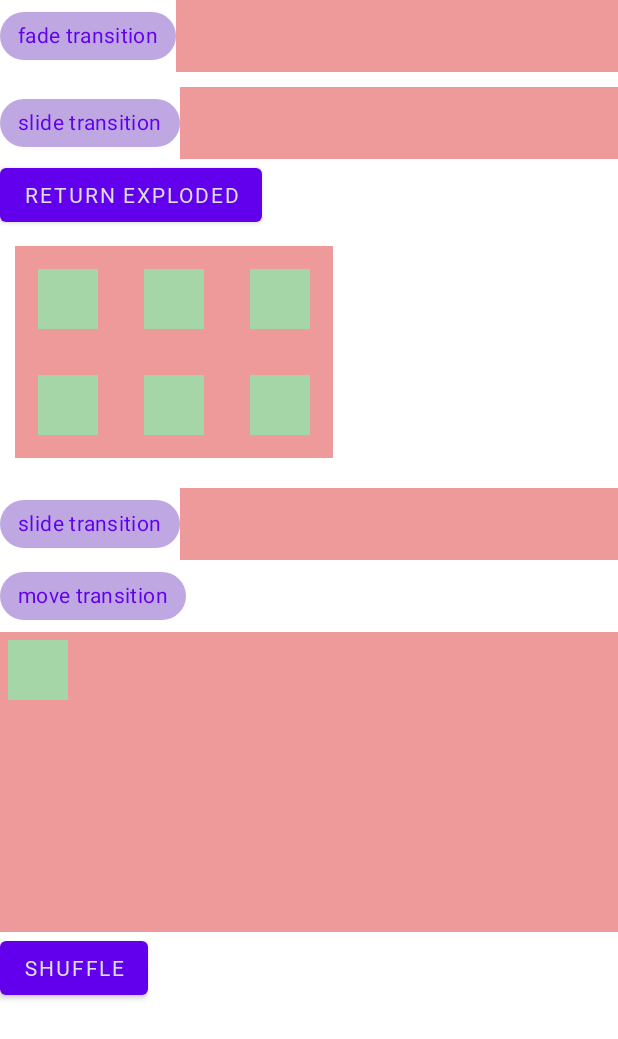
After one commit to alexeychiv/NASAPI, an Android app: the layout activity_transition_animation.xml on its own in the app's theme, with its tools: preview values and no code run, on a phone screen of 412 x 824 dp. The commit adds this screen. Shown: the top 1039 px of the screen. Run offline under Robolectric (Android 15) with nearby library versions, the phone set to English and light mode, and no system bars.

Commit message:
HW5 - Animations
Добавлена активити TransitionAnimationActivity.kt с демострацией различных вариантов translation анимаций

Добавлена активити ObjectAnimatorActivity.kt с демонстрацией различных вариантов анимации через ObjectAnimator

Для ApodFragment.kt реализована анимация fadeIn/fadeOut для плавного повяления и исчезновения загруженной фото дня и BottomSheet

```diff
--- a/app/src/main/java/gb/android/nasapi/data/models/DonkiData.kt
+++ b/app/src/main/java/gb/android/nasapi/data/models/DonkiData.kt
@@ -5,12 +5,16 @@ import com.google.gson.annotations.SerializedName
 class DonkiData {
     @field:SerializedName("messageType")
     val messageType: String? = ""
+
     @field:SerializedName("messageID")
     val messageID: String? = ""
+
     @field:SerializedName("messageURL")
     val messageURL: String? = ""
+
     @field:SerializedName("messageIssueTime")
     val messageIssueTime: String? = ""
+
     @field:SerializedName("messageBody")
     val messageBody: String? = ""
 }
--- a/app/src/main/java/gb/android/nasapi/data/models/EarthData.kt
+++ b/app/src/main/java/gb/android/nasapi/data/models/EarthData.kt
@@ -5,6 +5,7 @@ import com.google.gson.annotations.SerializedName
 class EarthData {
     @field:SerializedName("date")
     val date: String = ""
+
     @field:SerializedName("url")
     val url: String = ""
 }
--- a/app/src/main/java/gb/android/nasapi/data/models/MarsPicData.kt
+++ b/app/src/main/java/gb/android/nasapi/data/models/MarsPicData.kt
@@ -5,6 +5,7 @@ import com.google.gson.annotations.SerializedName
 class MarsPicData {
     @field:SerializedName("img_src")
     val img_src: String = ""
+
     @field:SerializedName("earth_date")
     val earth_date: String = ""
 }
--- a/app/src/main/res/layout/activity_collapsing_tool_bar.xml
+++ b/app/src/main/res/layout/activity_collapsing_tool_bar.xml
@@ -51,7 +51,7 @@
 		android:textAlignment="center"
 		android:text="BLAH"
 		android:background="@color/white"
-		app:layout_scrollFlags="scroll|snap"/>
+		app:layout_scrollFlags="scroll|snap" />
 
 	<androidx.core.widget.NestedScrollView
 		android:layout_width="match_parent"
--- /dev/null
+++ b/app/src/main/res/layout/activity_transition_animation.xml
@@ -0,0 +1,191 @@
+<?xml version="1.0" encoding="utf-8"?>
+
+<ScrollView xmlns:android="http://schemas.android.com/apk/res/android"
+	xmlns:app="http://schemas.android.com/apk/res-auto"
+	android:layout_width="match_parent"
+	android:layout_height="wrap_content">
+
+	<LinearLayout
+		android:layout_width="match_parent"
+		android:layout_height="wrap_content"
+		android:orientation="vertical">
+
+		<androidx.constraintlayout.widget.ConstraintLayout
+			android:layout_width="match_parent"
+			android:layout_height="wrap_content">
+
+			<com.google.android.material.chip.Chip
+				android:id="@+id/chip_object_animator_fade"
+				style="@style/Widget.MaterialComponents.Chip.Choice"
+				android:layout_width="wrap_content"
+				android:layout_height="wrap_content"
+				android:checked="true"
+				android:text="fade transition"
+				app:layout_constraintStart_toStartOf="parent"
+				app:layout_constraintTop_toTopOf="parent" />
+
+			<LinearLayout
+				android:id="@+id/linear_layout_transition_fade"
+				android:layout_width="0dp"
+				android:layout_height="0dp"
+				android:background="@color/red_200"
+				android:orientation="horizontal"
+				app:layout_constraintBottom_toBottomOf="@id/chip_object_animator_fade"
+				app:layout_constraintEnd_toEndOf="parent"
+				app:layout_constraintStart_toEndOf="@id/chip_object_animator_fade"
+				app:layout_constraintTop_toTopOf="@id/chip_object_animator_fade" />
+
+		</androidx.constraintlayout.widget.ConstraintLayout>
+
+
+		<androidx.constraintlayout.widget.ConstraintLayout
+			android:layout_width="match_parent"
+			android:layout_height="wrap_content"
+			android:layout_marginTop="@dimen/margin_average">
+
+			<com.google.android.material.chip.Chip
+				android:id="@+id/chip_transition_slide"
+				style="@style/Widget.MaterialComponents.Chip.Choice"
+				android:layout_width="wrap_content"
+				android:layout_height="wrap_content"
+				android:checked="true"
+				android:text="slide transition"
+				app:layout_constraintStart_toStartOf="parent"
+				app:layout_constraintTop_toTopOf="parent" />
+
+			<LinearLayout
+				android:id="@+id/linear_layout_transition_slide"
+				android:layout_width="0dp"
+				android:layout_height="0dp"
+				android:background="@color/red_200"
+				android:orientation="horizontal"
+				app:layout_constraintBottom_toBottomOf="@id/chip_transition_slide"
+				app:layout_constraintEnd_toEndOf="parent"
+				app:layout_constraintStart_toEndOf="@id/chip_transition_slide"
+				app:layout_constraintTop_toTopOf="@id/chip_transition_slide" />
+
+		</androidx.constraintlayout.widget.ConstraintLayout>
+
+		<Button
+			android:id="@+id/btn_return_exploded"
+			android:layout_width="wrap_content"
+			android:layout_height="wrap_content"
+			android:text="return exploded" />
+
+		<GridLayout
+			android:id="@+id/grid_layout_transition_explode"
+			android:layout_width="wrap_content"
+			android:layout_height="wrap_content"
+			android:layout_margin="@dimen/margin_average"
+			android:background="@color/red_200"
+			android:columnCount="3"
+			android:minWidth="210dp"
+			android:minHeight="140dp">
+
+			<View
+				android:layout_width="40dp"
+				android:layout_height="40dp"
+				android:layout_margin="@dimen/margin_large"
+				android:background="@color/green_200" />
+
+			<View
+				android:layout_width="40dp"
+				android:layout_height="40dp"
+				android:layout_margin="@dimen/margin_large"
+				android:background="@color/green_200" />
+
+			<View
+				android:layout_width="40dp"
+				android:layout_height="40dp"
+				android:layout_margin="@dimen/margin_large"
+				android:background="@color/green_200" />
+
+			<View
+				android:layout_width="40dp"
+				android:layout_height="40dp"
+				android:layout_margin="@dimen/margin_large"
+				android:background="@color/green_200" />
+
+			<View
+				android:layout_width="40dp"
+				android:layout_height="40dp"
+				android:layout_margin="@dimen/margin_large"
+				android:background="@color/green_200" />
+
+			<View
+				android:layout_width="40dp"
+				android:layout_height="40dp"
+				android:layout_margin="@dimen/margin_large"
+				android:background="@color/green_200" />
+
+		</GridLayout>
+
+		<androidx.constraintlayout.widget.ConstraintLayout
+			android:layout_width="match_parent"
+			android:layout_height="wrap_content"
+			android:layout_marginTop="@dimen/margin_average">
+
+			<com.google.android.material.chip.Chip
+				android:id="@+id/chip_transition_size"
+				style="@style/Widget.MaterialComponents.Chip.Choice"
+				android:layout_width="wrap_content"
+				android:layout_height="wrap_content"
+				android:checked="true"
+				android:text="slide transition"
+				app:layout_constraintStart_toStartOf="parent"
+				app:layout_constraintTop_toTopOf="parent" />
+
+			<FrameLayout
+				android:id="@+id/frame_layout_transition_size"
+				android:layout_width="0dp"
+				android:layout_height="0dp"
+				android:background="@color/red_200"
+				app:layout_constraintBottom_toBottomOf="@id/chip_transition_size"
+				app:layout_constraintEnd_toEndOf="parent"
+				app:layout_constraintStart_toEndOf="@id/chip_transition_size"
+				app:layout_constraintTop_toTopOf="@id/chip_transition_size" />
+
+		</androidx.constraintlayout.widget.ConstraintLayout>
+
+		<com.google.android.material.chip.Chip
+			android:id="@+id/chip_transition_move"
+			style="@style/Widget.MaterialComponents.Chip.Choice"
+			android:layout_width="wrap_content"
+			android:layout_height="wrap_content"
+			android:checked="true"
+			android:text="move transition" />
+
+		<FrameLayout
+			android:id="@+id/frame_layout_transition_move"
+			android:layout_width="match_parent"
+			android:layout_height="200dp"
+			android:background="@color/red_200"
+			android:orientation="horizontal">
+
+			<View
+				android:id="@+id/view_transition_rotate"
+				android:layout_width="40dp"
+				android:layout_height="40dp"
+				android:layout_gravity="start|top"
+				android:layout_margin="@dimen/margin_small"
+				android:background="@color/green_200" />
+
+		</FrameLayout>
+
+
+		<Button
+			android:id="@+id/btn_transition_shuffle"
+			android:layout_width="wrap_content"
+			android:layout_height="wrap_content"
+			android:text="SHUFFLE" />
+
+		<LinearLayout
+			android:id="@+id/Linear_layout_transition_shuffle"
+			android:layout_width="match_parent"
+			android:layout_height="wrap_content"
+			android:gravity="center_horizontal"
+			android:orientation="vertical" />
+
+	</LinearLayout>
+
+</ScrollView>
--- a/app/src/main/res/layout/fragment_apod.xml
+++ b/app/src/main/res/layout/fragment_apod.xml
@@ -83,9 +83,9 @@
 				android:layout_width="match_parent"
 				android:layout_height="0dp"
 				android:layout_margin="@dimen/margin_average"
-				app:showFullScreenButton="false"
 				app:layout_constraintBottom_toBottomOf="parent"
-				app:layout_constraintTop_toBottomOf="@+id/chipGroup" />
+				app:layout_constraintTop_toBottomOf="@+id/chipGroup"
+				app:showFullScreenButton="false" />
 
 
 		</androidx.constraintlayout.widget.ConstraintLayout>
--- a/app/src/main/res/values/themes.xml
+++ b/app/src/main/res/values/themes.xml
@@ -54,7 +54,4 @@
 	</style>
 
 
-
-
-
 </resources>
```
Also changed, not shown: app/src/main/AndroidManifest.xml (+21 -0 lines), app/src/main/java/gb/android/hw5/ObjectAnimatorActivity.kt (added, +102 -0 lines), app/src/main/java/gb/android/hw5/TransitionAnimationActivity.kt (added, +168 -0 lines), app/src/main/java/gb/android/nasapi/presentation/apod/ApodFragment.kt (+44 -24 lines), app/src/main/res/layout/activity_object_animator.xml (added, +91 -0 lines), app/src/main/res/layout/search_wiki_motion_layout_start.xml (line endings or trailing spaces), app/src/main/res/xml/search_wiki_motion_scene.xml (line endings or trailing spaces).
